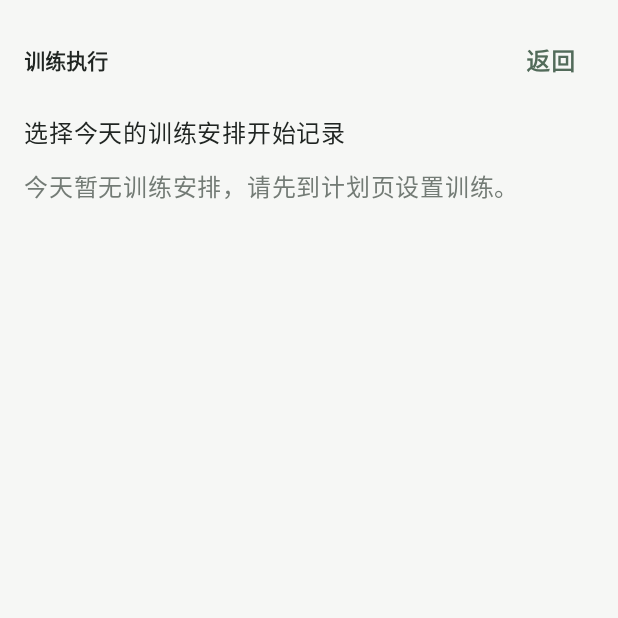
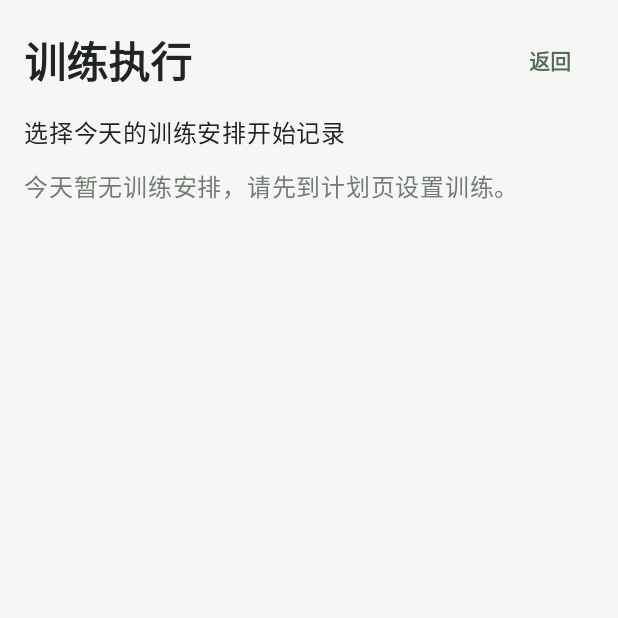
Before and after one commit to BXXDMHHH/DailyFit, an Android app built with Jetpack Compose: the screen it shows after launch (MainActivity), after a tap on "开始训练", on a phone screen of 412 x 824 dp, the top half of it. Run offline under Robolectric (Android 15) with nearby library versions, the phone set to English and light mode, and no system bars; our stand-ins replace Room's generated code; 1 other tap on this screen came first.

Commit message:
fix: preserve Material typography sizes in theme overrides

```diff
--- a/app/src/main/java/com/dailyfit/app/ui/theme/Theme.kt
+++ b/app/src/main/java/com/dailyfit/app/ui/theme/Theme.kt
@@ -8,7 +8,6 @@ import androidx.compose.material3.Shapes
 import androidx.compose.material3.Typography
 import androidx.compose.runtime.Composable
 import androidx.compose.ui.graphics.Color
-import androidx.compose.ui.text.TextStyle
 import androidx.compose.ui.text.font.FontWeight
 import androidx.compose.ui.unit.dp
 import androidx.compose.foundation.shape.RoundedCornerShape
@@ -81,14 +80,15 @@ private val DailyFitShapes = Shapes(
     extraLarge = RoundedCornerShape(30.dp)
 )
 
-private val DailyFitTypography = Typography(
-    headlineLarge = TextStyle(fontWeight = FontWeight.Bold),
-    headlineMedium = TextStyle(fontWeight = FontWeight.SemiBold),
-    headlineSmall = TextStyle(fontWeight = FontWeight.SemiBold),
-    titleLarge = TextStyle(fontWeight = FontWeight.SemiBold),
-    titleMedium = TextStyle(fontWeight = FontWeight.SemiBold),
-    titleSmall = TextStyle(fontWeight = FontWeight.Medium),
-    labelLarge = TextStyle(fontWeight = FontWeight.SemiBold)
+private val BaseTypography = Typography()
+private val DailyFitTypography = BaseTypography.copy(
+    headlineLarge = BaseTypography.headlineLarge.copy(fontWeight = FontWeight.Bold),
+    headlineMedium = BaseTypography.headlineMedium.copy(fontWeight = FontWeight.SemiBold),
+    headlineSmall = BaseTypography.headlineSmall.copy(fontWeight = FontWeight.SemiBold),
+    titleLarge = BaseTypography.titleLarge.copy(fontWeight = FontWeight.SemiBold),
+    titleMedium = BaseTypography.titleMedium.copy(fontWeight = FontWeight.SemiBold),
+    titleSmall = BaseTypography.titleSmall.copy(fontWeight = FontWeight.Medium),
+    labelLarge = BaseTypography.labelLarge.copy(fontWeight = FontWeight.SemiBold)
 )
 
 @Composable
```
